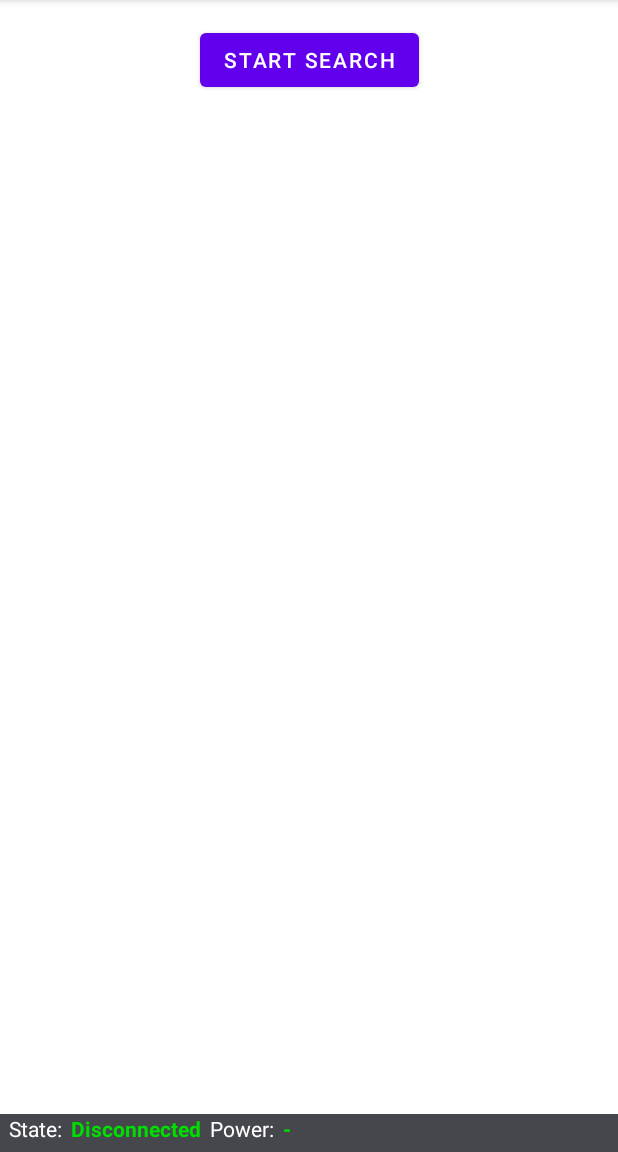
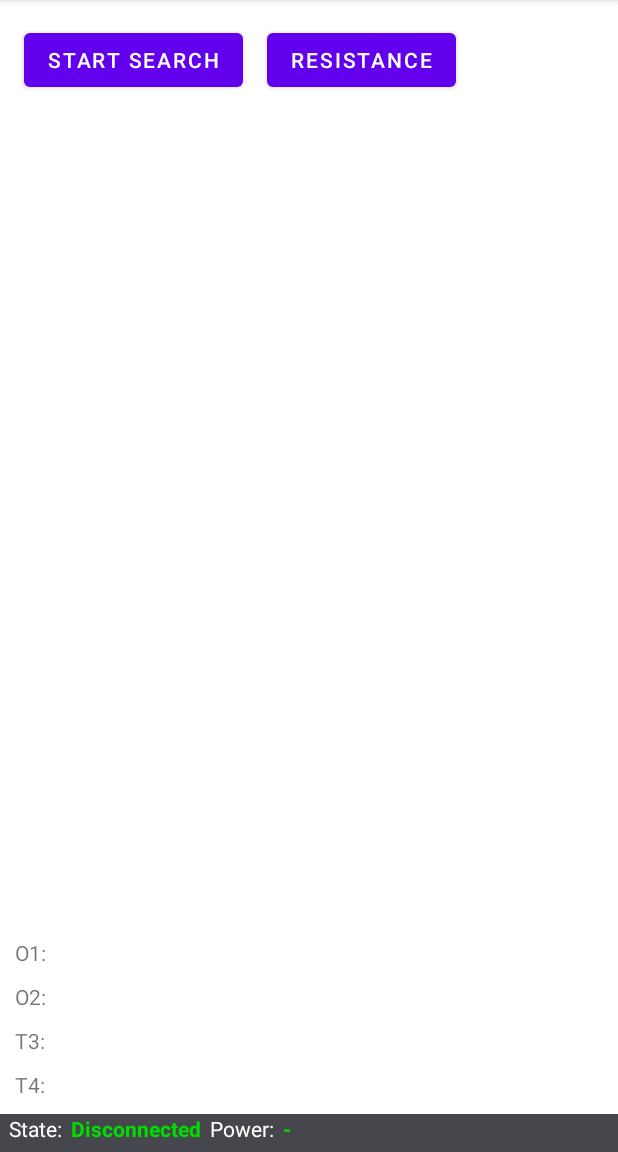
Before and after one commit to ZarkSPb/BrainbitAndroid, an Android app: the screen it shows after launch (MainActivity), on a phone screen of 412 x 824 dp, the part 84-1236 px from its top. Run offline under Robolectric (Android 15) with nearby library versions, the phone set to English and light mode, and no system bars; libraries missing offline, so code that uses them is left out: com.neuromd.neurosdk; 2 statements that could not run were skipped.

Commit message:
Resistance show

```diff
--- a/BBAndroid/src/main/java/com/zark/bbandroid/brainbitandroid/MainActivity.java
+++ b/BBAndroid/src/main/java/com/zark/bbandroid/brainbitandroid/MainActivity.java
@@ -23,13 +23,14 @@ import java.util.Map;
 import java.util.concurrent.ExecutorService;
 import java.util.concurrent.Executors;
 
-public class MainActivity extends AppCompatActivity {
+public class MainActivity extends AppCompatActivity implements View.OnClickListener {
 
    private final String TAG = "[MainActivity]";
    private final String DEV_NAME_KEY = "name";
    private final String DEV_ADDRESS_KEY = "address";
 
    private Button btSearch;
+   private Button btResistance;
    private ListView lvDevices;
 
    private TextView tvDevState;
@@ -69,16 +70,10 @@ public class MainActivity extends AppCompatActivity {
       });
 
       btSearch = findViewById(R.id.bt_search);
-      btSearch.setOnClickListener(new View.OnClickListener() {
-         @Override
-         public void onClick(View v) {
-            if (DevHolder.inst().isSearchStarted()) {
-               stopSearch();
-            } else {
-               startSearch();
-            }
-         }
-      });
+      btSearch.setOnClickListener(this);
+      btResistance = findViewById(R.id.bt_resistance);
+      btResistance.setOnClickListener(this);
+
       initDevicesListView();
       DevHolder.inst().setDeviceEvent(new DeviceHelper.IDeviceEvent() {
          @Override
@@ -164,4 +159,26 @@ public class MainActivity extends AppCompatActivity {
          }
       });
    }
+
+   @Override
+   public void onClick(View view) {
+      switch (view.getId()) {
+         case R.id.bt_search:
+            if (DevHolder.inst().isSearchStarted()) {
+               stopSearch();
+            } else {
+               startSearch();
+            }
+            break;
+         case R.id.bt_resistance:
+            startResistance();
+            break;
+      }
+   }
+
+   private void startResistance() {
+      Resistance.inst().init(this);
+      Resistance.inst().resistanceStart();
+   }
+
 }
--- a/BBAndroid/src/main/res/layout/activity_main.xml
+++ b/BBAndroid/src/main/res/layout/activity_main.xml
@@ -1,5 +1,5 @@
 <?xml version="1.0" encoding="utf-8"?>
-<androidx.constraintlayout.widget.ConstraintLayout xmlns:android="http://schemas.android.com/apk/res/android"
+    <androidx.constraintlayout.widget.ConstraintLayout xmlns:android="http://schemas.android.com/apk/res/android"
     xmlns:app="http://schemas.android.com/apk/res-auto"
     xmlns:tools="http://schemas.android.com/tools"
     android:layout_width="match_parent"
@@ -10,10 +10,19 @@
         android:id="@+id/bt_search"
         android:layout_width="wrap_content"
         android:layout_height="wrap_content"
+        android:layout_margin="16dp"
+        android:text="@string/btn_start_search_title"
+        app:layout_constraintStart_toStartOf="parent"
+        app:layout_constraintTop_toTopOf="parent" />
+
+    <Button
+        android:id="@+id/bt_resistance"
+        android:layout_width="wrap_content"
+        android:layout_height="wrap_content"
+        android:layout_marginLeft="16dp"
         android:layout_marginTop="16dp"
-        android:text="@string/btn_start_search_title"
-        app:layout_constraintEnd_toEndOf="parent"
-        app:layout_constraintStart_toStartOf="parent"
+        android:text="@string/resistance_demo_mode_title"
+        app:layout_constraintStart_toEndOf="@+id/bt_search"
         app:layout_constraintTop_toTopOf="parent" />
 
     <ListView
@@ -21,7 +30,82 @@
         android:layout_width="match_parent"
         android:layout_height="wrap_content"
         android:layout_margin="10dp"
-        app:layout_constraintTop_toBottomOf="@id/bt_search" />
+        app:layout_constraintTop_toBottomOf="@+id/bt_search"
+        tools:layout_editor_absoluteX="10dp" />
+
+    <TextView
+        android:id="@+id/txt_o1_title"
+        android:layout_width="40dp"
+        android:layout_height="19dp"
+        android:layout_margin="10dp"
+        android:layout_marginStart="16dp"
+        android:text="@string/el_resistance_o1_title"
+        app:layout_constraintBottom_toTopOf="@+id/txt_o2_title"
+        app:layout_constraintStart_toStartOf="parent" />
+
+    <TextView
+        android:id="@+id/txt_o1_value"
+        android:layout_width="wrap_content"
+        android:layout_height="19dp"
+        android:layout_margin="10dp"
+        android:textStyle="bold"
+        app:layout_constraintBottom_toTopOf="@+id/txt_o2_title"
+        app:layout_constraintStart_toEndOf="@id/txt_o1_title" />
+
+    <TextView
+        android:id="@+id/txt_o2_title"
+        android:layout_width="40dp"
+        android:layout_height="wrap_content"
+        android:layout_margin="10dp"
+        android:text="@string/el_resistance_o2_title"
+        app:layout_constraintBottom_toTopOf="@+id/txt_t3_title"
+        app:layout_constraintStart_toStartOf="parent" />
+
+    <TextView
+        android:id="@+id/txt_o2_value"
+        android:layout_width="wrap_content"
+        android:layout_height="wrap_content"
+        android:layout_margin="10dp"
+        android:textStyle="bold"
+        app:layout_constraintBottom_toTopOf="@+id/txt_t3_title"
+        app:layout_constraintStart_toEndOf="@id/txt_o2_title" />
+
+    <TextView
+        android:id="@+id/txt_t3_title"
+        android:layout_width="40dp"
+        android:layout_height="19dp"
+        android:layout_margin="10dp"
+        android:text="@string/el_resistance_t3_title"
+        app:layout_constraintBottom_toTopOf="@+id/txt_t4_title"
+        app:layout_constraintStart_toStartOf="parent" />
+
+    <TextView
+        android:id="@+id/txt_t3_value"
+        android:layout_width="wrap_content"
+        android:layout_height="wrap_content"
+        android:layout_margin="10dp"
+        android:textStyle="bold"
+        app:layout_constraintBottom_toTopOf="@+id/txt_t4_title"
+        app:layout_constraintStart_toEndOf="@id/txt_t3_title" />
+
+    <TextView
+        android:id="@+id/txt_t4_title"
+        android:layout_width="40dp"
+        android:layout_height="wrap_content"
+        android:layout_margin="10dp"
+        android:layout_marginBottom="16dp"
+        android:text="@string/el_resistance_t4_title"
+        app:layout_constraintBottom_toTopOf="@+id/clDeviceState"
+        app:layout_constraintStart_toStartOf="parent" />
+
+    <TextView
+        android:id="@+id/txt_t4_value"
+        android:layout_width="wrap_content"
+        android:layout_height="wrap_content"
+        android:layout_margin="10dp"
+        android:textStyle="bold"
+        app:layout_constraintStart_toEndOf="@id/txt_t4_title"
+        app:layout_constraintTop_toBottomOf="@+id/txt_t3_title" />
 
     <androidx.constraintlayout.widget.ConstraintLayout
         android:id="@+id/clDeviceState"
@@ -75,4 +159,5 @@
     </androidx.constraintlayout.widget.ConstraintLayout>
 
 
+
 </androidx.constraintlayout.widget.ConstraintLayout>
--- a/BBAndroid/src/main/res/values/strings.xml
+++ b/BBAndroid/src/main/res/values/strings.xml
@@ -13,4 +13,15 @@
 
     <string name="device_search_connected">Device connection success</string>
     <string name="device_search_connection_failed">Device connection failed</string>
+
+    <string name="err_start_signal">Failed start signal</string>
+
+    <string name="el_resistance_o1_title">O1:</string>
+    <string name="el_resistance_o2_title">O2:</string>
+    <string name="el_resistance_t3_title">T3:</string>
+    <string name="el_resistance_t4_title">T4:</string>
+    <string name="el_resistance_value">%1$.1f kOm</string>
+    <string name="el_resistance_infinity_value">ꝏ kOm</string>
+
+    <string name="resistance_demo_mode_title">Resistance</string>
 </resources>
```
Also changed, not shown: BBAndroid/src/main/java/com/zark/bbandroid/brainbitandroid/Resistance.java (added, +167 -0 lines).
